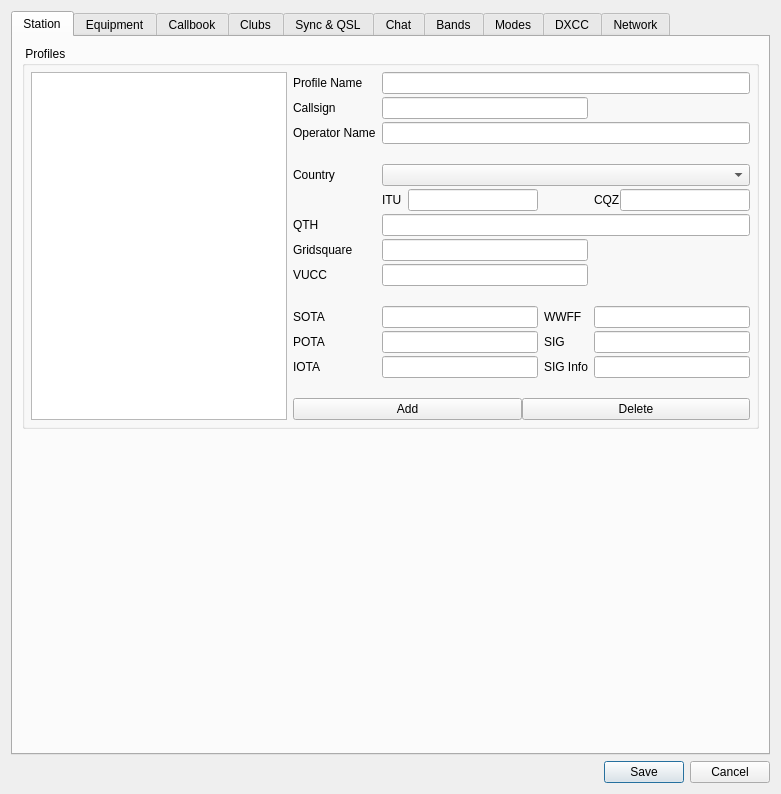
The window that ui/SettingsDialog.ui (k5mcd/QLog) describes before a commit, drawn with Qt 5.
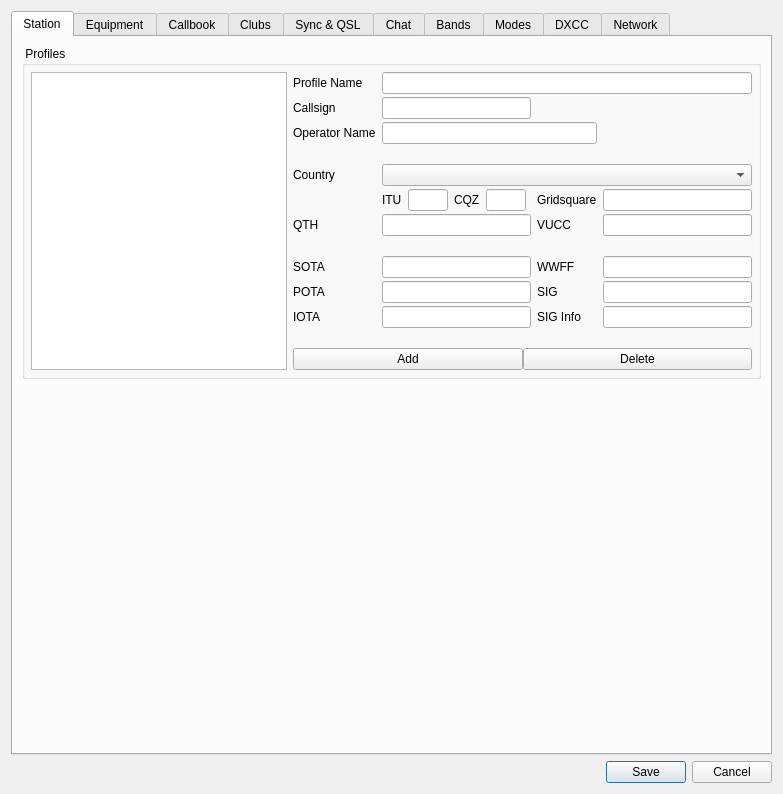
The same window after the commit. Icons and pictures are not drawn.

Commit message: Setting Dialog: Reorder ITU/CQ Zone; Fixed tab order

Patch:
```diff
--- a/ui/SettingsDialog.ui
+++ b/ui/SettingsDialog.ui
@@ -6,7 +6,7 @@
    <rect>
     <x>0</x>
     <y>0</y>
-    <width>781</width>
+    <width>783</width>
     <height>794</height>
    </rect>
   </property>
@@ -61,148 +61,35 @@
           <property name="verticalSpacing">
            <number>3</number>
           </property>
-          <item row="10" column="1">
-           <widget class="QLabel" name="stationSOTALabel">
+          <item row="5" column="3">
+           <widget class="QLabel" name="stationLocatorLabel">
             <property name="text">
-             <string>SOTA</string>
+             <string>Gridsquare</string>
             </property>
            </widget>
           </item>
-          <item row="1" column="2" colspan="2">
-           <widget class="QLineEdit" name="stationCallsignEdit">
-            <property name="toolTip">
-             <string>Callsign (Mandatory parameter)</string>
-            </property>
-            <property name="text">
-             <string/>
-            </property>
-            <property name="maxLength">
-             <number>25</number>
-            </property>
-           </widget>
-          </item>
-          <item row="9" column="1">
-           <widget class="QLabel" name="label_2">
-            <property name="text">
-             <string/>
-            </property>
-           </widget>
-          </item>
-          <item row="2" column="2" colspan="3">
-           <widget class="QLineEdit" name="stationOperatorEdit">
-            <property name="toolTip">
-             <string>Operator name (Optional parameter)</string>
-            </property>
-           </widget>
-          </item>
-          <item row="12" column="1">
-           <widget class="QLabel" name="stationIOTALabel">
-            <property name="text">
-             <string>IOTA</string>
-            </property>
-           </widget>
-          </item>
-          <item row="4" column="1">
-           <widget class="QLabel" name="label_7">
-            <property name="text">
-             <string>Country</string>
-            </property>
-           </widget>
-          </item>
-          <item row="7" column="2" colspan="2">
-           <widget class="QLineEdit" name="stationLocatorEdit">
-            <property name="toolTip">
-             <string>Station Gridsquare (Mandatory parameter)</string>
-            </property>
-            <property name="text">
-             <string/>
-            </property>
-            <property name="maxLength">
-             <number>12</number>
-            </property>
-           </widget>
-          </item>
-          <item row="0" column="1">
-           <widget class="QLabel" name="stationProfileNameLabel">
-            <property name="text">
-             <string>Profile Name</string>
-            </property>
-           </widget>
-          </item>
-          <item row="10" column="4">
-           <widget class="QLineEdit" name="stationWWFFEdit">
-            <property name="toolTip">
-             <string>World Wide Flora &amp; Fauna (Optional parameter)</string>
-            </property>
-           </widget>
-          </item>
-          <item row="12" column="2">
-           <widget class="QLineEdit" name="stationIOTAEdit">
-            <property name="toolTip">
-             <string>IOTA  (Optional parameter)</string>
-            </property>
-           </widget>
-          </item>
-          <item row="11" column="1">
-           <widget class="QLabel" name="stationPOTALabel">
-            <property name="text">
-             <string>POTA</string>
-            </property>
-           </widget>
-          </item>
-          <item row="5" column="4">
-           <layout class="QHBoxLayout" name="horizontalLayout_33">
-            <item>
-             <widget class="QLabel" name="stationCQZLabel">
-              <property name="text">
-               <string>CQZ</string>
-              </property>
-             </widget>
-            </item>
-            <item>
-             <widget class="QLineEdit" name="stationCQZEdit"/>
-            </item>
-           </layout>
-          </item>
-          <item row="11" column="4">
-           <widget class="QLineEdit" name="stationSIGEdit">
-            <property name="toolTip">
-             <string>SIG (Optional parameter).</string>
-            </property>
-           </widget>
-          </item>
-          <item row="10" column="2">
+          <item row="8" column="2">
            <widget class="QLineEdit" name="stationSOTAEdit">
             <property name="toolTip">
              <string>SOTA (Optional parameter)</string>
             </property>
            </widget>
           </item>
-          <item row="6" column="1">
-           <widget class="QLabel" name="stationQTHLabel">
+          <item row="7" column="1">
+           <widget class="QLabel" name="label_2">
             <property name="text">
-             <string>QTH</string>
-            </property>
-           </widget>
-          </item>
-          <item row="8" column="2" colspan="2">
-           <widget class="QLineEdit" name="stationVUCCEdit">
-            <property name="toolTip">
-             <string>VUCC  Grids (Optional parameter). Ex. EN98,FM08,EM97,FM07</string>
-            </property>
-            <property name="inputMask">
              <string/>
             </property>
            </widget>
           </item>
-          <item row="12" column="3">
-           <widget class="QLabel" name="stationSIGInfoLabel">
+          <item row="8" column="1">
+           <widget class="QLabel" name="stationSOTALabel">
             <property name="text">
-             <string>SIG Info</string>
+             <string>SOTA</string>
             </property>
            </widget>
           </item>
-          <item row="14" column="1" colspan="4">
+          <item row="12" column="1" colspan="4">
            <layout class="QHBoxLayout" name="horizontalLayout_12">
             <item>
              <widget class="QPushButton" name="stationAddProfileButton">
@@ -220,44 +107,80 @@
             </item>
            </layout>
           </item>
-          <item row="11" column="3">
-           <widget class="QLabel" name="stationSIGLabel">
+          <item row="2" column="1">
+           <widget class="QLabel" name="stationOperatorLabel">
             <property name="text">
-             <string>SIG</string>
+             <string>Operator Name</string>
             </property>
            </widget>
           </item>
-          <item row="7" column="1">
-           <widget class="QLabel" name="stationLocatorLabel">
-            <property name="text">
-             <string>Gridsquare</string>
-            </property>
-           </widget>
-          </item>
-          <item row="12" column="4">
-           <widget class="QLineEdit" name="stationSIGInfoEdit">
-            <property name="toolTip">
-             <string>SIG Information (Optional parameter)</string>
-            </property>
+          <item row="11" column="1">
+           <widget class="QLabel" name="label_5">
             <property name="text">
              <string/>
             </property>
            </widget>
           </item>
-          <item row="10" column="3">
+          <item row="8" column="3">
            <widget class="QLabel" name="stationWWFFLabel">
             <property name="text">
              <string>WWFF</string>
             </property>
            </widget>
           </item>
-          <item row="11" column="2">
-           <widget class="QLineEdit" name="stationPOTAEdit"/>
+          <item row="9" column="4">
+           <widget class="QLineEdit" name="stationSIGEdit">
+            <property name="toolTip">
+             <string>SIG (Optional parameter).</string>
+            </property>
+           </widget>
           </item>
-          <item row="0" column="2" colspan="3">
-           <widget class="QLineEdit" name="stationProfileNameEdit">
+          <item row="4" column="2" colspan="3">
+           <widget class="QComboBox" name="stationCountryCombo"/>
+          </item>
+          <item row="10" column="4">
+           <widget class="QLineEdit" name="stationSIGInfoEdit">
             <property name="toolTip">
-             <string>Profile name that is used as the alias for the Callsign, Gridsquare, Operator name, and QTH (required parameter) </string>
+             <string>SIG Information (Optional parameter)</string>
+            </property>
+            <property name="text">
+             <string/>
+            </property>
+           </widget>
+          </item>
+          <item row="6" column="1">
+           <widget class="QLabel" name="stationQTHLabel">
+            <property name="text">
+             <string>QTH</string>
+            </property>
+           </widget>
+          </item>
+          <item row="1" column="2">
+           <widget class="QLineEdit" name="stationCallsignEdit">
+            <property name="toolTip">
+             <string>Callsign (Mandatory parameter)</string>
+            </property>
+            <property name="text">
+             <string/>
+            </property>
+            <property name="maxLength">
+             <number>25</number>
+            </property>
+           </widget>
+          </item>
+          <item row="0" column="0" rowspan="13">
+           <widget class="QListView" name="stationProfilesListView">
+            <property name="focusPolicy">
+             <enum>Qt::NoFocus</enum>
+            </property>
+            <property name="contextMenuPolicy">
+             <enum>Qt::NoContextMenu</enum>
+            </property>
+            <property name="toolTip">
+             <string>List of all available Station Profiles</string>
+            </property>
+            <property name="editTriggers">
+             <set>QAbstractItemView::NoEditTriggers</set>
             </property>
            </widget>
           </item>
@@ -271,63 +194,140 @@
             </property>
             <item>
              <widget class="QLabel" name="stationITULabel">
+              <property name="sizePolicy">
+               <sizepolicy hsizetype="Maximum" vsizetype="Preferred">
+                <horstretch>0</horstretch>
+                <verstretch>0</verstretch>
+               </sizepolicy>
+              </property>
               <property name="text">
                <string>ITU</string>
               </property>
              </widget>
             </item>
             <item>
-             <widget class="QLineEdit" name="stationITUEdit"/>
+             <widget class="QLineEdit" name="stationITUEdit">
+              <property name="maximumSize">
+               <size>
+                <width>40</width>
+                <height>16777215</height>
+               </size>
+              </property>
+             </widget>
+            </item>
+            <item>
+             <widget class="QLabel" name="stationCQZLabel">
+              <property name="sizePolicy">
+               <sizepolicy hsizetype="Minimum" vsizetype="Preferred">
+                <horstretch>0</horstretch>
+                <verstretch>0</verstretch>
+               </sizepolicy>
+              </property>
+              <property name="text">
+               <string>CQZ</string>
+              </property>
+             </widget>
+            </item>
+            <item>
+             <widget class="QLineEdit" name="stationCQZEdit">
+              <property name="maximumSize">
+               <size>
+                <width>40</width>
+                <height>16777215</height>
+               </size>
+              </property>
+             </widget>
+            </item>
+            <item>
+             <spacer name="horizontalSpacer">
+              <property name="orientation">
+               <enum>Qt::Horizontal</enum>
+              </property>
+              <property name="sizeHint" stdset="0">
+               <size>
+                <width>5</width>
+                <height>5</height>
+               </size>
+              </property>
+             </spacer>
             </item>
            </layout>
           </item>
-          <item row="8" column="1">
+          <item row="8" column="4">
+           <widget class="QLineEdit" name="stationWWFFEdit">
+            <property name="toolTip">
+             <string>World Wide Flora &amp; Fauna (Optional parameter)</string>
+            </property>
+           </widget>
+          </item>
+          <item row="3" column="1">
+           <widget class="QLabel" name="label_8">
+            <property name="text">
+             <string/>
+            </property>
+           </widget>
+          </item>
+          <item row="6" column="3">
            <widget class="QLabel" name="stationVUCCLabel">
             <property name="text">
              <string>VUCC</string>
             </property>
            </widget>
           </item>
-          <item row="0" column="0" rowspan="15">
-           <widget class="QListView" name="stationProfilesListView">
-            <property name="focusPolicy">
-             <enum>Qt::NoFocus</enum>
+          <item row="4" column="1">
+           <widget class="QLabel" name="label_7">
+            <property name="text">
+             <string>Country</string>
             </property>
-            <property name="contextMenuPolicy">
-             <enum>Qt::NoContextMenu</enum>
+           </widget>
+          </item>
+          <item row="9" column="2">
+           <widget class="QLineEdit" name="stationPOTAEdit"/>
+          </item>
+          <item row="6" column="4">
+           <widget class="QLineEdit" name="stationVUCCEdit">
+            <property name="toolTip">
+             <string>VUCC  Grids (Optional parameter). Ex. EN98,FM08,EM97,FM07</string>
             </property>
+            <property name="inputMask">
+             <string/>
+            </property>
+           </widget>
+          </item>
+          <item row="10" column="2">
+           <widget class="QLineEdit" name="stationIOTAEdit">
             <property name="toolTip">
-             <string>List of all available Station Profiles</string>
+             <string>IOTA  (Optional parameter)</string>
             </property>
-            <property name="editTriggers">
-             <set>QAbstractItemView::NoEditTriggers</set>
+           </widget>
+          </item>
+          <item row="5" column="4">
+           <widget class="QLineEdit" name="stationLocatorEdit">
+            <property name="toolTip">
+             <string>Station Gridsquare (Mandatory parameter)</string>
             </property>
+            <property name="text">
+             <string/>
+            </property>
+            <property name="maxLength">
+             <number>12</number>
+            </property>
            </widget>
           </item>
-          <item row="6" column="2" colspan="3">
+          <item row="6" column="2">
            <widget class="QLineEdit" name="stationQTHEdit">
             <property name="toolTip">
              <string>QTH Name (Optional parameter)</string>
             </property>
            </widget>
           </item>
-          <item row="2" column="1">
-           <widget class="QLabel" name="stationOperatorLabel">
+          <item row="10" column="1">
+           <widget class="QLabel" name="stationIOTALabel">
             <property name="text">
-             <string>Operator Name</string>
+             <string>IOTA</string>
             </property>
            </widget>
           </item>
-          <item row="3" column="1">
-           <widget class="QLabel" name="label_8">
-            <property name="text">
-             <string/>
-            </property>
-           </widget>
-          </item>
-          <item row="4" column="2" colspan="3">
-           <widget class="QComboBox" name="stationCountryCombo"/>
-          </item>
           <item row="1" column="1">
            <widget class="QLabel" name="stationCallsignLabel">
             <property name="text">
@@ -335,10 +335,45 @@
             </property>
            </widget>
           </item>
-          <item row="13" column="1">
-           <widget class="QLabel" name="label_5">
+          <item row="9" column="3">
+           <widget class="QLabel" name="stationSIGLabel">
             <property name="text">
-             <string/>
+             <string>SIG</string>
+            </property>
+           </widget>
+          </item>
+          <item row="9" column="1">
+           <widget class="QLabel" name="stationPOTALabel">
+            <property name="text">
+             <string>POTA</string>
+            </property>
+           </widget>
+          </item>
+          <item row="0" column="1">
+           <widget class="QLabel" name="stationProfileNameLabel">
+            <property name="text">
+             <string>Profile Name</string>
+            </property>
+           </widget>
+          </item>
+          <item row="10" column="3">
+           <widget class="QLabel" name="stationSIGInfoLabel">
+            <property name="text">
+             <string>SIG Info</string>
+            </property>
+           </widget>
+          </item>
+          <item row="0" column="2" colspan="3">
+           <widget class="QLineEdit" name="stationProfileNameEdit">
+            <property name="toolTip">
+             <string>Profile name that is used as the alias for the Callsign, Gridsquare, Operator name, and QTH (required parameter) </string>
+            </property>
+           </widget>
+          </item>
+          <item row="2" column="2" colspan="2">
+           <widget class="QLineEdit" name="stationOperatorEdit">
+            <property name="toolTip">
+             <string>Operator name (Optional parameter)</string>
             </property>
            </widget>
           </item>
```
Left out of the diff: 23 changed lines with no effect on the pictures.
